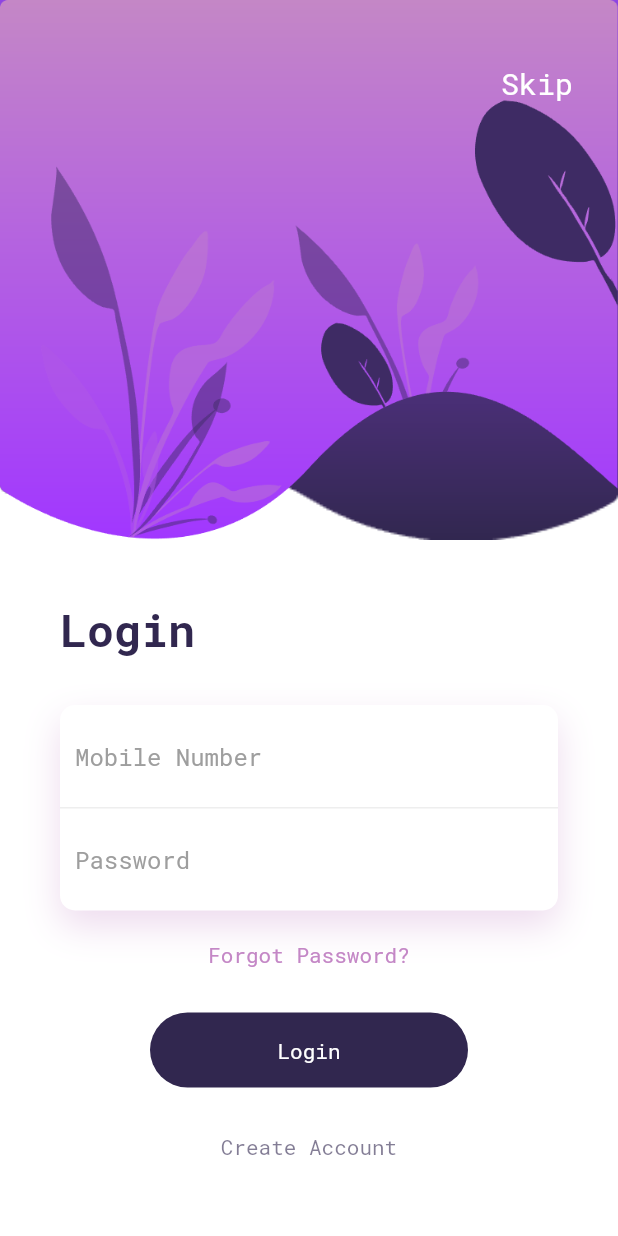
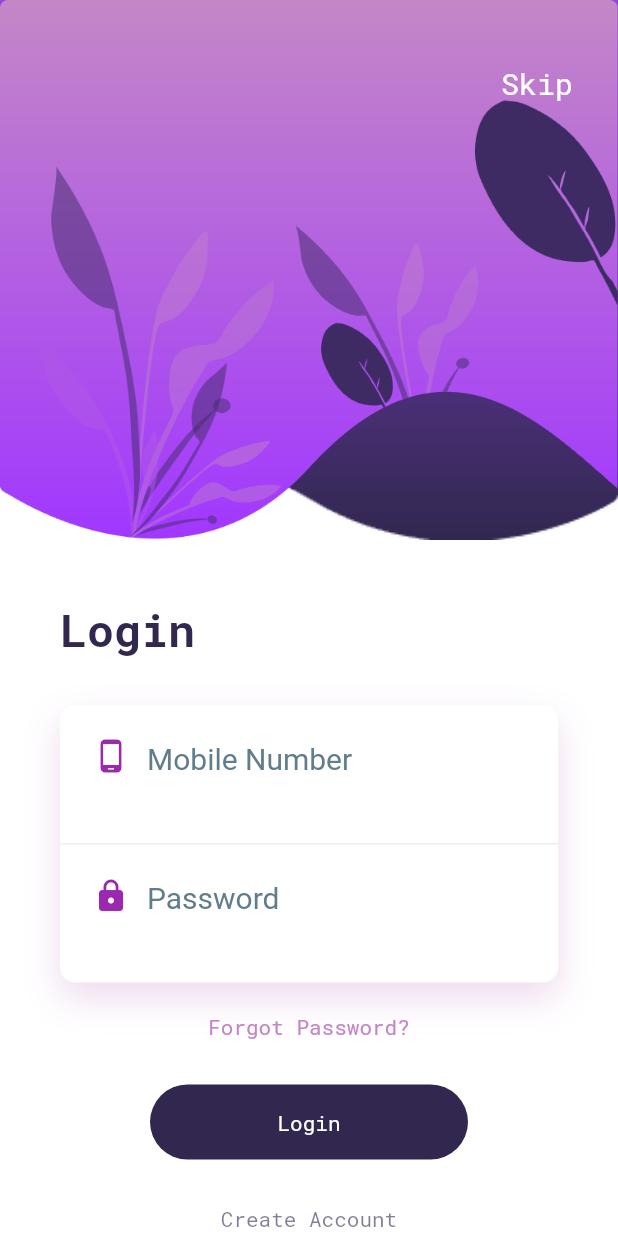
Before and after one commit to hari2013gupta/ecomm, a Flutter app: the screen it shows after launch, on a phone screen of 412 x 824 dp. Run offline on Flutter 3.47's test engine with Material 2 defaults, Android fonts, the phone set to English and light mode, and no system bars; our stand-ins replace carousel_slider, fluttertoast, jwt_decoder, shared_preferences, simple_animations, sqflite; accounts and stored records are empty; Roboto replaces fonts that are missing (OpenSans).

Commit message:
Login correction

```diff
--- a/lib/main.dart
+++ b/lib/main.dart
@@ -4,7 +4,7 @@ import 'package:flutter/material.dart';
 void main() => runApp(MyApp());
 
 class MyApp extends StatelessWidget {
-  final appTitle = 'SOI4U';
+  final appTitle = 'SwadesiShop';
 
   @override
   Widget build(BuildContext context) {
--- a/lib/ui/login/login_model.dart
+++ b/lib/ui/login/login_model.dart
@@ -16,9 +16,16 @@ class Customer {
   int id;
   int userId;
   String userName;
+  String userMobile;
+  String userEmail;
   String userPhoto;
+  String userOTP;
   String userPassword;
+  String deviceToken;
   String userRating;
+  String userRemark;
+  String userCreatedAt;
+  String userUpdatedAt;
   String token;
   bool isActive;
   bool blockStatus;
@@ -26,10 +33,17 @@ class Customer {
   Customer({
     this.id,
     this.userId,
+    this.userMobile,
+    this.userEmail,
     this.userName,
     this.userPhoto,
+    this.userOTP,
     this.userPassword,
     this.userRating,
+    this.userRemark,
+    this.userCreatedAt,
+    this.userUpdatedAt,
+    this.deviceToken,
     this.token,
     this.isActive,
     this.blockStatus,
@@ -38,10 +52,17 @@ class Customer {
   factory Customer.fromMap(Map<String, dynamic> json) => new Customer(
         id: json["id"],
         userId: json["user_id"],
+        userMobile: json["user_mobile"],
+        userEmail: json["user_email"],
         userName: json["user_name"],
         userPhoto: json["user_photo"],
+        userOTP: json["user_otp"],
         userPassword: json["user_password"],
+        deviceToken: json["device_token"],
         userRating: json["user_rating"],
+        userRemark: json["user_remark"],
+        userCreatedAt: json["created_at"],
+        userUpdatedAt: json["updated_at"],
         token: json["data"],
         isActive: json["is_active"] == 1,
         blockStatus: json["block_status"] == 0,
@@ -51,9 +72,16 @@ class Customer {
         "id": id,
         "user_id": userId,
         "user_name": userName,
+        "user_mobile": userMobile,
+        "user_email": userEmail,
         "user_photo": userPhoto,
+        "user_otp": userOTP,
         "user_password": userPassword,
+        "device_token": deviceToken,
         "user_rating": userRating,
+        "user_remark": userRemark,
+        "created_at": userCreatedAt,
+        "updated_at": userUpdatedAt,
         "data": token,
         "is_active": isActive,
         "block_status": blockStatus,
--- a/lib/ui/login/login_screen.dart
+++ b/lib/ui/login/login_screen.dart
@@ -1,3 +1,5 @@
+import 'dart:io';
+
 import 'package:ecomm/ui/anim/fade_animS.dart';
 import 'package:ecomm/ui/home/home_page.dart';
 import 'package:ecomm/ui/login/database.dart';
@@ -5,7 +7,9 @@ import 'package:ecomm/ui/login/login_model.dart';
 import 'package:ecomm/ui/login/pref.dart';
 import 'package:ecomm/ui/login/presenter/login_presenter.dart';
 import 'package:ecomm/ui/login/test_db.dart';
+import 'package:ecomm/utils/constants.dart';
 import 'package:flutter/material.dart';
+import 'package:flutter/services.dart';
 import 'package:fluttertoast/fluttertoast.dart';
 
 class LoginScreen extends StatefulWidget {
@@ -14,8 +18,16 @@ class LoginScreen extends StatefulWidget {
   _LoginScreenState createState() => _LoginScreenState();
 }
 
-class _LoginScreenState extends State<LoginScreen>
-    implements LoginViewContract {
+class _LoginScreenState extends State<LoginScreen> implements LoginViewContract {
+
+  void startServiceInPlatform() async {
+    if(Platform.isAndroid){
+      var methodChannel = MethodChannel("com.retroportalstudio.messages");
+      String data = await methodChannel.invokeMethod("startService");
+      debugPrint(data);
+    }
+  }
+
   TextEditingController mobileController = new TextEditingController();
   TextEditingController passwordController = new TextEditingController();
 
@@ -121,20 +133,48 @@ class _LoginScreenState extends State<LoginScreen>
                                           BorderSide(color: Colors.grey[200]))),
                               child: TextField(
                                 controller: mobileController,
+                                maxLines: 1,
+                                maxLength: 10,
+                                style: TextStyle(
+                                  fontSize: 20,
+                                  color: Colors.purple,
+                                  fontWeight: FontWeight.bold,
+                                  fontFamily: 'OpenSans',
+                                ),
                                 decoration: InputDecoration(
                                   border: InputBorder.none,
                                   hintText: "Mobile Number",
-                                    hintStyle: TextStyle(color: Colors.grey)),
+                                  contentPadding: EdgeInsets.only(top: 14.0),
+                                  prefixIcon: Icon(
+                                    Icons.phone_android,
+                                    color: Colors.purple,
+                                  ),
+                                  hintStyle: kLabelStyleLight,
+                                ),
                               ),
                             ),
                             Container(
                               padding: EdgeInsets.all(10),
                               child: TextField(
                                 controller: passwordController,
+                                maxLines: 1,
+                                maxLength: 10,
+                                style: TextStyle(
+                                  fontSize: 20,
+                                  color: Colors.purple,
+                                  fontWeight: FontWeight.bold,
+                                  fontFamily: 'OpenSans',
+                                ),
                                 decoration: InputDecoration(
                                   border: InputBorder.none,
                                   hintText: "Password",
-                                    hintStyle: TextStyle(color: Colors.grey)),
+                                  contentPadding: EdgeInsets.only(top: 14.0),
+                                  prefixIcon: Icon(
+                                    Icons.lock,
+                                    color: Colors.purple,
+                                  ),
+                                  hintStyle: kLabelStyleLight,
+                                ),
                               ),
                             )
                           ],
@@ -207,11 +247,16 @@ class _LoginScreenState extends State<LoginScreen>
   void onLoadLoginComplete(Customer data) {
     // TODO: implement onLoadLoginComplete
     setState(() {
-      showMessage(getToken().toString());
+      showMessage(getTokenSF().toString());
+
       FutureBuilder<List<Customer>>(
           future: DBProvider.db.getAllCustomer(),
-        builder: (BuildContext context, AsyncSnapshot<List<Customer>> snapshot) {
+          builder:
+              (BuildContext context, AsyncSnapshot<List<Customer>> snapshot) {
             if (snapshot.hasData) {
+
+                  startServiceInPlatform();
+
               showMessage('=========' + snapshot.data.length.toString());
             }
           });
--- a/lib/ui/login/presenter/login_impl.dart
+++ b/lib/ui/login/presenter/login_impl.dart
@@ -12,6 +12,11 @@ class LoginRepositoryImpl implements LoginRepository {
   Future<Customer> fetchLogin(String mobileNo, String password) async {
     Map<String, String> header = {
       'Content-Type': 'application/json; charset=UTF-8',
+      // 'Access-Control-Allow-Origin': '.htaccess',
+      "Access-Control-Allow-Origin": "*", // Required for CORS support to work
+      // "Access-Control-Allow-Credentials": 'true', // Required for cookies, authorization headers with HTTPS
+      // "Access-Control-Allow-Headers": "Origin,Content-Type,X-Amz-Date,Authorization,X-Api-Key,X-Amz-Security-Token",
+      "Access-Control-Allow-Methods": "GET,POST,OPTIONS,DELETE,PUT"
     };
     String bodyString = jsonEncode(<String, String>{
       'mobile': mobileNo,
--- a/pubspec.yaml
+++ b/pubspec.yaml
@@ -39,6 +39,7 @@ dependencies:
   sqflite: any
   path_provider: any
   fluttertoast: ^3.1.3
+  jwt_decoder: ^1.0.1
 
 dev_dependencies:
   flutter_test:
```
Also changed, not shown: lib/ui/login/database.dart (+41 -6 lines), lib/ui/login/pref.dart (+8 -6 lines), lib/ui/login/presenter/login_presenter.dart (+46 -1 lines), lib/utils/constants.dart (added, +30 -0 lines), lib/utils/my_constant.dart (+5 -4 lines), pubspec.lock. Lines whose indentation alone changed are shown as unchanged.
